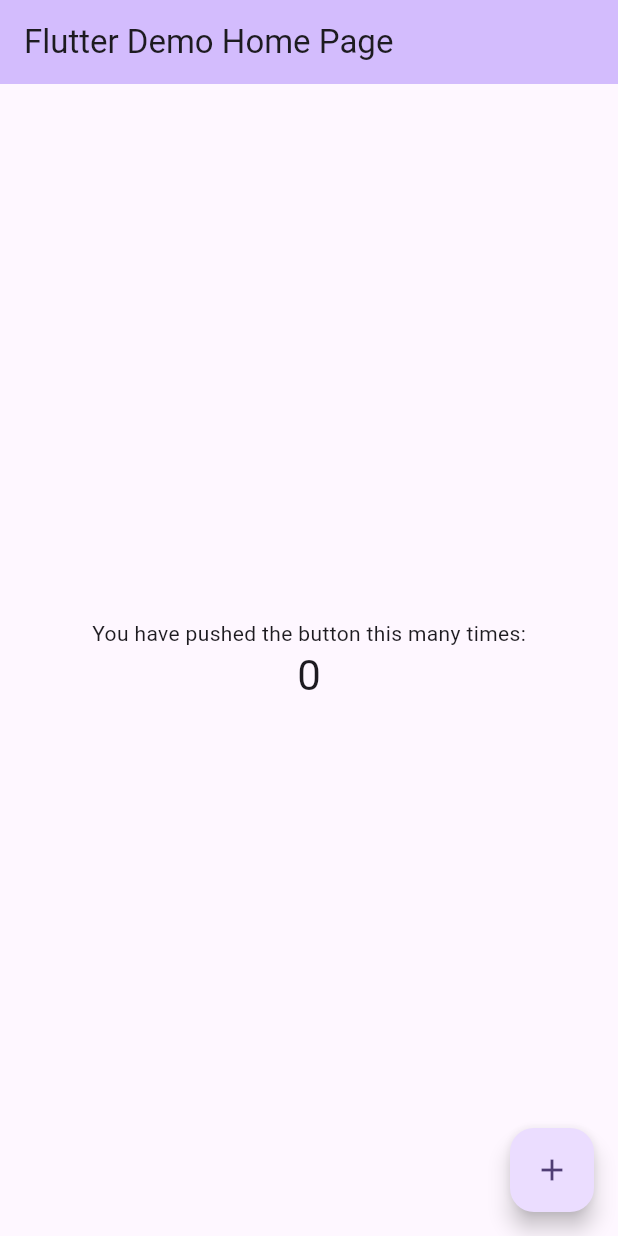
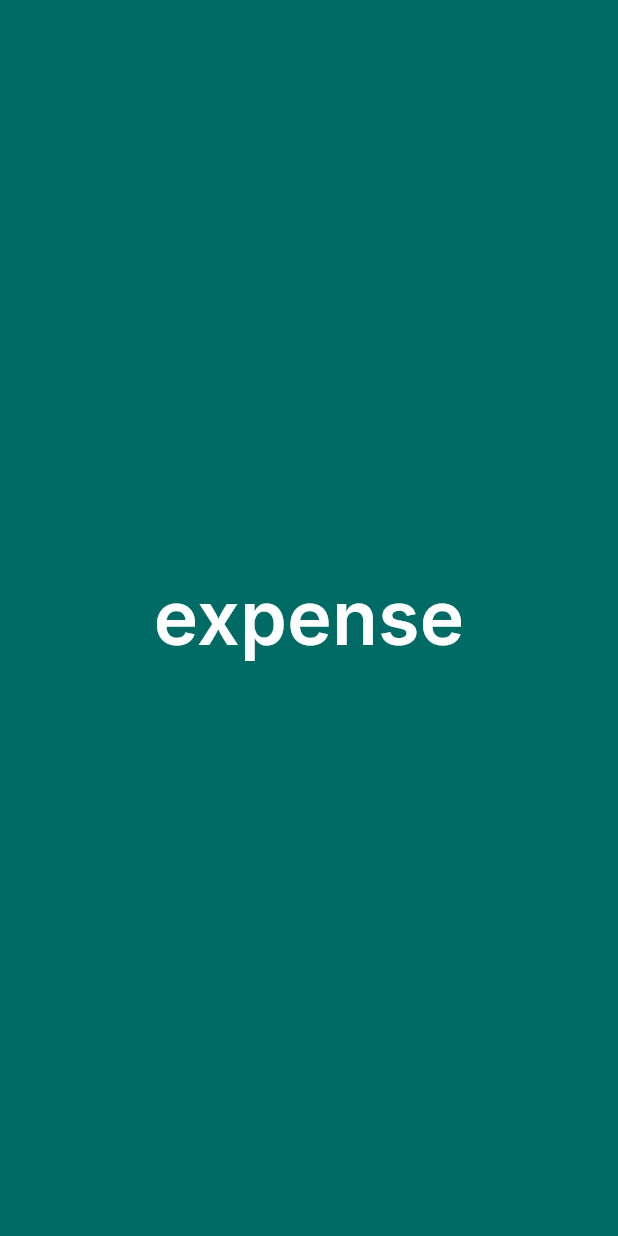
Before and after one commit to alyssontrugilio/expense_app, a Flutter app: the screen it shows after launch, on a phone screen of 412 x 824 dp. Run offline on Flutter 3.47's test engine with Material 3 defaults, Android fonts, the phone set to English and light mode, and no system bars; our stand-ins replace go_router, google_fonts.

Commit message:
feat: criado a splash page

```diff
--- /dev/null
+++ b/lib/core/app_route.dart
@@ -0,0 +1,17 @@
+import 'package:go_router/go_router.dart';
+
+import '../presentation/presentation.dart';
+
+class AppRoute {
+  static const String splashPage = '/splash';
+
+  static GoRouter goRouter = GoRouter(
+    initialLocation: splashPage,
+    routes: [
+      GoRoute(
+        path: splashPage,
+        builder: (context, state) => const SplashPage(),
+      ),
+    ],
+  );
+}
--- /dev/null
+++ b/lib/core/app_widget.dart
@@ -0,0 +1,21 @@
+import 'package:flutter/material.dart';
+
+import 'app_route.dart';
+
+class AppWidget extends StatelessWidget {
+  const AppWidget({super.key});
+
+  @override
+  Widget build(BuildContext context) {
+    return MaterialApp.router(
+      title: 'Expense App',
+      theme: ThemeData(
+        colorScheme: ColorScheme.fromSeed(
+          seedColor: const Color(0xff519A95),
+        ),
+        useMaterial3: true,
+      ),
+      routerConfig: AppRoute.goRouter,
+    );
+  }
+}
--- /dev/null
+++ b/lib/core/core.dart
@@ -0,0 +1,2 @@
+export 'app_route.dart';
+export 'app_widget.dart';
--- a/lib/main.dart
+++ b/lib/main.dart
@@ -1,125 +1,9 @@
 import 'package:flutter/material.dart';
 
+import 'core/core.dart';
+
 void main() {
-  runApp(const MyApp());
+  runApp(
+    const AppWidget(),
+  );
 }
-
-class MyApp extends StatelessWidget {
-  const MyApp({super.key});
-
-  // This widget is the root of your application.
-  @override
-  Widget build(BuildContext context) {
-    return MaterialApp(
-      title: 'Flutter Demo',
-      theme: ThemeData(
-        // This is the theme of your application.
-        //
-        // TRY THIS: Try running your application with "flutter run". You'll see
-        // the application has a purple toolbar. Then, without quitting the app,
-        // try changing the seedColor in the colorScheme below to Colors.green
-        // and then invoke "hot reload" (save your changes or press the "hot
-        // reload" button in a Flutter-supported IDE, or press "r" if you used
-        // the command line to start the app).
-        //
-        // Notice that the counter didn't reset back to zero; the application
-        // state is not lost during the reload. To reset the state, use hot
-        // restart instead.
-        //
-        // This works for code too, not just values: Most code changes can be
-        // tested with just a hot reload.
-        colorScheme: ColorScheme.fromSeed(seedColor: Colors.deepPurple),
-        useMaterial3: true,
-      ),
-      home: const MyHomePage(title: 'Flutter Demo Home Page'),
-    );
-  }
-}
-
-class MyHomePage extends StatefulWidget {
-  const MyHomePage({super.key, required this.title});
-
-  // This widget is the home page of your application. It is stateful, meaning
-  // that it has a State object (defined below) that contains fields that affect
-  // how it looks.
-
-  // This class is the configuration for the state. It holds the values (in this
-  // case the title) provided by the parent (in this case the App widget) and
-  // used by the build method of the State. Fields in a Widget subclass are
-  // always marked "final".
-
-  final String title;
-
-  @override
-  State<MyHomePage> createState() => _MyHomePageState();
-}
-
-class _MyHomePageState extends State<MyHomePage> {
-  int _counter = 0;
-
-  void _incrementCounter() {
-    setState(() {
-      // This call to setState tells the Flutter framework that something has
-      // changed in this State, which causes it to rerun the build method below
-      // so that the display can reflect the updated values. If we changed
-      // _counter without calling setState(), then the build method would not be
-      // called again, and so nothing would appear to happen.
-      _counter++;
-    });
-  }
-
-  @override
-  Widget build(BuildContext context) {
-    // This method is rerun every time setState is called, for instance as done
-    // by the _incrementCounter method above.
-    //
-    // The Flutter framework has been optimized to make rerunning build methods
-    // fast, so that you can just rebuild anything that needs updating rather
-    // than having to individually change instances of widgets.
-    return Scaffold(
-      appBar: AppBar(
-        // TRY THIS: Try changing the color here to a specific color (to
-        // Colors.amber, perhaps?) and trigger a hot reload to see the AppBar
-        // change color while the other colors stay the same.
-        backgroundColor: Theme.of(context).colorScheme.inversePrimary,
-        // Here we take the value from the MyHomePage object that was created by
-        // the App.build method, and use it to set our appbar title.
-        title: Text(widget.title),
-      ),
-      body: Center(
-        // Center is a layout widget. It takes a single child and positions it
-        // in the middle of the parent.
-        child: Column(
-          // Column is also a layout widget. It takes a list of children and
-          // arranges them vertically. By default, it sizes itself to fit its
-          // children horizontally, and tries to be as tall as its parent.
-          //
-          // Column has various properties to control how it sizes itself and
-          // how it positions its children. Here we use mainAxisAlignment to
-          // center the children vertically; the main axis here is the vertical
-          // axis because Columns are vertical (the cross axis would be
-          // horizontal).
-          //
-          // TRY THIS: Invoke "debug painting" (choose the "Toggle Debug Paint"
-          // action in the IDE, or press "p" in the console), to see the
-          // wireframe for each widget.
-          mainAxisAlignment: MainAxisAlignment.center,
-          children: <Widget>[
-            const Text(
-              'You have pushed the button this many times:',
-            ),
-            Text(
-              '$_counter',
-              style: Theme.of(context).textTheme.headlineMedium,
-            ),
-          ],
-        ),
-      ),
-      floatingActionButton: FloatingActionButton(
-        onPressed: _incrementCounter,
-        tooltip: 'Increment',
-        child: const Icon(Icons.add),
-      ), // This trailing comma makes auto-formatting nicer for build methods.
-    );
-  }
-}
--- /dev/null
+++ b/lib/presentation/pages/pages.dart
@@ -0,0 +1 @@
+export 'splash_page.dart';
--- /dev/null
+++ b/lib/presentation/pages/splash_page.dart
@@ -0,0 +1,25 @@
+import 'package:flutter/material.dart';
+import 'package:google_fonts/google_fonts.dart';
+
+class SplashPage extends StatelessWidget {
+  const SplashPage({super.key});
+
+  @override
+  Widget build(BuildContext context) {
+    return Scaffold(
+      backgroundColor: Theme.of(context).primaryColor,
+      body: SafeArea(
+        child: Center(
+          child: Text(
+            'expense',
+            style: GoogleFonts.inter(
+              fontWeight: FontWeight.w600,
+              color: Colors.white,
+              fontSize: 50,
+            ),
+          ),
+        ),
+      ),
+    );
+  }
+}
--- /dev/null
+++ b/lib/presentation/presentation.dart
@@ -0,0 +1 @@
+export 'pages/pages.dart';
```
Also changed, not shown: pubspec.yaml (+5 -12 lines), pubspec.lock, 8 other files.
